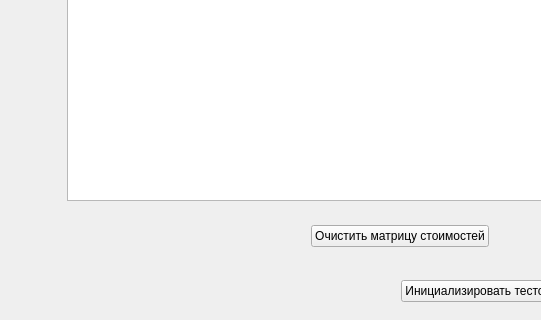
First picture: the form in Lab4/OM_4/main_window.ui, repository StrangeIlia/OptimizationMethods, before the edit; both pictures show x 0 to 541 and y 280 to 600 of the 800 by 600 pixel window.
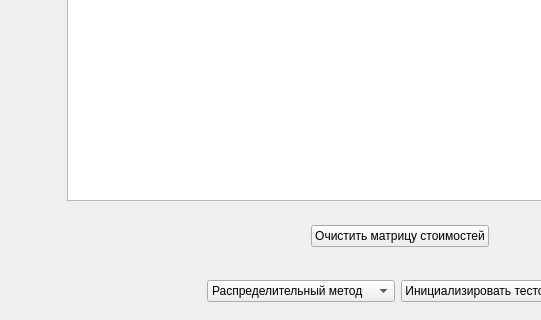
Second picture: the form after the edit.

```diff
--- a/Lab4/OM_4/main_window.ui
+++ b/Lab4/OM_4/main_window.ui
@@ -241,6 +241,26 @@
          </property>
         </spacer>
        </item>
+       <item>
+        <widget class="QComboBox" name="comboBox">
+         <property name="sizePolicy">
+          <sizepolicy hsizetype="MinimumExpanding" vsizetype="Fixed">
+           <horstretch>0</horstretch>
+           <verstretch>0</verstretch>
+          </sizepolicy>
+         </property>
+         <item>
+          <property name="text">
+           <string>Распределительный метод</string>
+          </property>
+         </item>
+         <item>
+          <property name="text">
+           <string>Метод потенциалов</string>
+          </property>
+         </item>
+        </widget>
+       </item>
        <item>
         <widget class="QPushButton" name="pushButton_2">
          <property name="sizePolicy">
```
